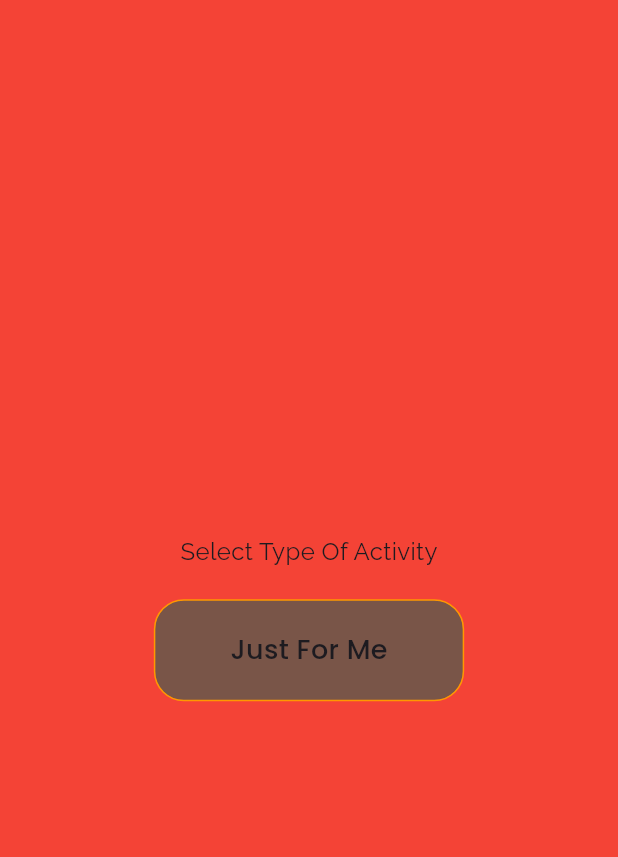
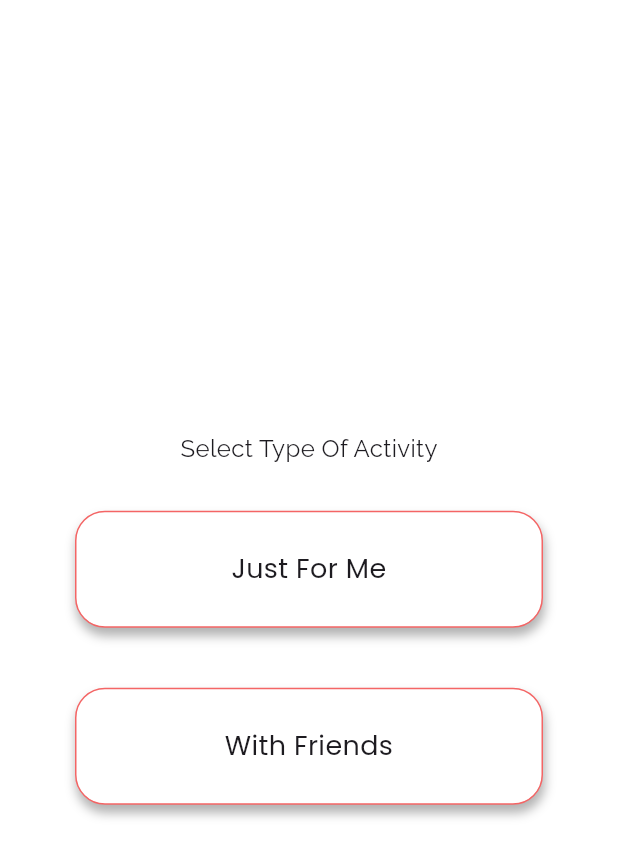
Before and after one commit to Cruxcodes/Future-Me, a Flutter app: the screen it shows after launch, on a phone screen of 412 x 824 dp. Shown: the top 857 px of the screen. Run offline on Flutter 3.47's test engine with Material 3 defaults, Android fonts, the phone set to English and light mode, and no system bars; our stand-ins replace animated_text_kit, dio, firebase_auth, firebase_core, flutter_riverpod, flutter_screenutil and 4 more; missing offline and left inert: in_app_notification; accounts and stored records are empty.

Commit message:
feat: worked on the just me activity

```diff
--- /dev/null
+++ b/lib/constants/colors.dart
@@ -0,0 +1,5 @@
+import 'dart:ui';
+
+Color brightRed = Color(0xffF91300);
+Color lightRed = Color(0xFF9af91300);
+Color ghostWhite = Color(0xffF6F8FF);
--- /dev/null
+++ b/lib/constants/routes.dart
@@ -0,0 +1,42 @@
+import 'package:future_me/components/bored_activities/just_me_activity.dart';
+import 'package:future_me/components/bored_activities/with_friends.dart';
+import 'package:go_router/go_router.dart';
+
+import '../views/SplashScreen.dart';
+import '../views/bored_page.dart';
+import '../views/homepage.dart';
+import '../views/login_view.dart';
+import '../views/register.dart';
+
+final router = GoRouter(
+  routes: [
+    GoRoute(
+      path: '/splash',
+      builder: (context, state) => SplashPage(),
+    ),
+    GoRoute(
+      path: '/login',
+      builder: (context, state) => LoginView(),
+    ),
+    GoRoute(
+      path: "/register",
+      builder: (context, state) => RegisterPage(),
+    ),
+    GoRoute(
+      path: '/homepage',
+      builder: (context, state) => HomePage(),
+    ),
+    GoRoute(
+      path: '/',
+      builder: (context, state) => BoredPage(),
+    ),
+    GoRoute(
+      path: '/bored/just_me',
+      builder: (context, state) => JustMeActivity(),
+    ),
+    GoRoute(
+      path: '/bored/with_friends',
+      builder: (context, state) => FriendActivity(),
+    ),
+  ],
+);
--- a/lib/main.dart
+++ b/lib/main.dart
@@ -1,4 +1,6 @@
 import 'package:flutter/material.dart';
+import 'package:flutter_riverpod/flutter_riverpod.dart';
+import 'package:flutter_screenutil/flutter_screenutil.dart';
 import 'package:future_me/views/SplashScreen.dart';
 import 'package:future_me/views/bored_page.dart';
 import 'package:future_me/views/homepage.dart';
@@ -7,40 +9,28 @@ import 'package:future_me/views/register.dart';
 import 'package:firebase_core/firebase_core.dart';
 import 'package:go_router/go_router.dart';
 import 'package:in_app_notification/in_app_notification.dart';
+import 'constants/routes.dart';
 import 'firebase_options.dart';
 
+
 // GoRouter configuration
-final _router = GoRouter(
-  routes: [
-    GoRoute(
-      path: '/splash',
-      builder: (context, state) => SplashPage(),
-    ),
-    GoRoute(
-      path: '/login',
-      builder: (context, state) => LoginView(),
-    ),
-    GoRoute(
-      path: "/register",
-      builder: (context, state) => RegisterPage(),
-    ),
-    GoRoute(
-      path: '/homepage',
-      builder: (context, state) => HomePage(),
-    ),
-    GoRoute(
-      path: '/',
-      builder: (context, state) => BoredPage(),
-    ),
-  ],
-);
 
 void main() async {
   WidgetsFlutterBinding.ensureInitialized();
   await Firebase.initializeApp(
     options: DefaultFirebaseOptions.currentPlatform,
   );
-  runApp(const MyApp());
+  // runApp(const MyApp());
+  runApp(
+    ProviderScope(
+      child: ScreenUtilInit(
+        builder: (BuildContext context, Widget? child) {
+          return MyApp();
+        },
+        designSize: const Size(360, 640),
+      ),
+    ),
+  );
 }
 
 class MyApp extends StatelessWidget {
@@ -53,7 +43,7 @@ class MyApp extends StatelessWidget {
       child: MaterialApp.router(
         debugShowCheckedModeBanner: false,
         title: 'Flutter Demo',
-        theme : ThemeData(
+        theme: ThemeData(
           // This is the theme of your application.
           //
           // TRY THIS: Try running your application with "flutter run". You'll see
@@ -73,7 +63,7 @@ class MyApp extends StatelessWidget {
           useMaterial3: true,
         ),
         // home: LoginView(),
-        routerConfig: _router,
+        routerConfig: router,
       ),
     );
   }
--- a/lib/views/bored_page.dart
+++ b/lib/views/bored_page.dart
@@ -1,7 +1,11 @@
+import 'dart:developer';
+
 import 'package:flutter/cupertino.dart';
 import 'package:flutter/material.dart';
 import 'package:future_me/services/bored_api_services.dart';
+import 'package:go_router/go_router.dart';
 import 'package:google_fonts/google_fonts.dart';
+import 'package:flutter_screenutil/flutter_screenutil.dart';
 
 class BoredPage extends StatefulWidget {
   const BoredPage({Key? key}) : super(key: key);
@@ -21,8 +25,10 @@ class _BoredPageState extends State<BoredPage> {
   @override
   Widget build(BuildContext context) {
     return Scaffold(
+      backgroundColor: Colors.white,
       body: Container(
-        color: Colors.red,
+        padding: EdgeInsets.symmetric(vertical: 20, horizontal: 50),
+        color: Colors.white,
         child: Center(
           child: Column(
             mainAxisAlignment: MainAxisAlignment.center,
@@ -36,29 +42,22 @@ class _BoredPageState extends State<BoredPage> {
                 ),
               ),
               SizedBox(
-                height: 20,
+                height: 30,
               ),
-              InkWell(
-                child: Container(
-                  padding: EdgeInsets.symmetric(vertical: 20, horizontal: 50),
-                  decoration: BoxDecoration(
-                    color: Colors.brown,
-                    border: Border.all(
-                      width: 1,
-                      color: Colors.orange,
-                    ),
-                    borderRadius: BorderRadius.all(
-                      Radius.circular(20),
-                    ),
-                  ),
-                  child: Text(
-                    "Just For Me",
-                    style: GoogleFonts.poppins(
-                      fontSize: 18,
-                      fontWeight: FontWeight.w500,
-                    ),
-                  ),
-                ),
+              ActivityType(
+                activityType: "Just For Me",
+                activityTap: () {
+                  context.push("/bored/just_me");
+                },
+              ),
+              SizedBox(
+                height: 40,
+              ),
+              ActivityType(
+                activityType: "With Friends",
+                activityTap: () {
+                  context.push("/bored/with_friends");
+                },
               )
             ],
           ),
@@ -67,3 +66,74 @@ class _BoredPageState extends State<BoredPage> {
     );
   }
 }
+
+class ActivityType extends StatefulWidget {
+  const ActivityType({
+    Key? key,
+    required this.activityType,
+    required this.activityTap,
+  }) : super(key: key);
+
+  final String activityType;
+  final Function() activityTap;
+
+  @override
+  _ActivityTypeState createState() => _ActivityTypeState();
+}
+
+class _ActivityTypeState extends State<ActivityType> {
+  Color _buttonColor = Colors.white;
+
+  @override
+  Widget build(BuildContext context) {
+    return GestureDetector(
+      onTapDown: (_) {
+        setState(() {
+          _buttonColor = Color(0xffF46565).withOpacity(0.5);
+        });
+      },
+      onTapUp: (_) {
+        setState(() {
+          _buttonColor = Colors.white;
+        });
+        // widget.activityTap();
+        widget.activityTap();
+      },
+      onTapCancel: () {
+        setState(() {
+          _buttonColor = Colors.white;
+        });
+      },
+      child: AnimatedContainer(
+        duration: Duration(milliseconds: 200),
+        padding: EdgeInsets.symmetric(vertical: 25, horizontal: 50),
+        width: MediaQuery.of(context).size.width,
+        decoration: BoxDecoration(
+          color: _buttonColor,
+          border: Border.all(
+            width: 1,
+            color: Color(0xffF46565),
+          ),
+          borderRadius: BorderRadius.all(
+            Radius.circular(20),
+          ),
+          boxShadow: [
+            BoxShadow(
+              color: Colors.black.withOpacity(0.3),
+              offset: Offset(1, 5),
+              blurRadius: 5,
+            )
+          ],
+        ),
+        child: Text(
+          widget.activityType,
+          textAlign: TextAlign.center,
+          style: GoogleFonts.poppins(
+            fontSize: 18,
+            fontWeight: FontWeight.normal,
+          ),
+        ),
+      ),
+    );
+  }
+}
```
Also changed, not shown: lib/components/bored_activities/just_me_activity.dart (+88 -4 lines), lib/components/bored_activities/with_friends.dart (added, +83 -0 lines), lib/services/bored_api_services.dart (+8 -3 lines), pubspec.yaml (+10 -1 lines), assets/images/warning.png (added), pubspec.lock.
